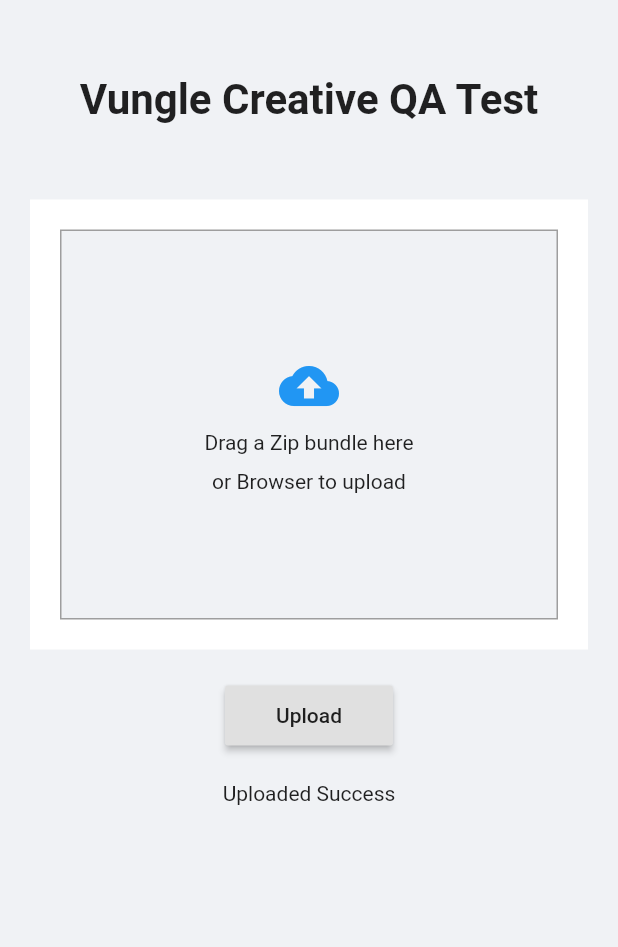
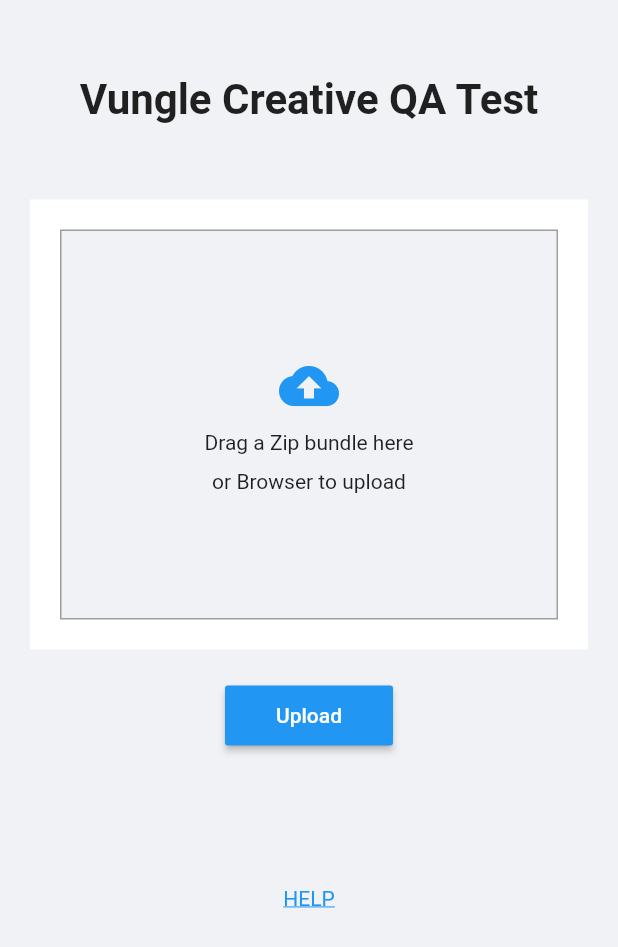
Before and after one commit to FrankZheng/endcard-upload-flutter, a Flutter app: the screen it shows after launch, after a tap on "Drag a Zip bundle here", on a phone screen of 412 x 824 dp. Shown: the top 947 px of the screen. Run offline on Flutter 3.47's test engine with Material 2 defaults, Android fonts, the light colour scheme and no system bars; our stand-ins replace auto_size_text, dio; missing offline and left inert: dart:html, dart:js; statements that could not run were skipped.

Commit message:
add more UI details

```diff
--- a/lib/drop_zone.dart
+++ b/lib/drop_zone.dart
@@ -1,3 +1,4 @@
+import 'package:auto_size_text/auto_size_text.dart';
 import 'package:endcard_upload_flutter/upload_model.dart';
 import 'package:flutter/foundation.dart';
 import 'package:flutter/material.dart';
@@ -27,8 +28,11 @@
 
     _uploadInput.onChange.listen((e) {
       debugPrint('on change');
-      // read file content as dataURL
-      final files = _uploadInput.files;
+      _onSelectFile(_uploadInput.files);
+    });
+  }
+
+  void _onSelectFile(List<File> files) {
     if (files.length == 1) {
       final file = files[0];
       //check the file extension, make sure it's a zip
@@ -37,56 +41,14 @@
       if (!Provider.of<UploadModel>(context).setUploadFile(file)) {
         //show alert
       }
-
-        // reader.onLoadEnd.listen((e) {
-        //   debugPrint('onLoadEnd');
-        //   var data = reader.result;
-        //   //debugPrint('${data.runtimeType}');
-        //   //need check the reader.result type
-        //   //if (data is String) {
-        //   _handleResult(file, data);
-        //   //}
-        // });
-        // //reader.readAsDataUrl(file);
-        // reader.readAsArrayBuffer(file);
     }
-    });
   }
-
-  // void _handleResult(File file, List<int> data) async {
-  //   debugPrint('handleResult, size:${data.length}');
-
-  //   var formData = FormData.fromMap({
-  //     'bundle': MultipartFile.fromBytes(data,
-  //         filename: file.name, contentType: MediaType.parse(file.type))
-  //   });
-  //   Dio dio = new Dio();
-  //   dio.options.baseUrl = baseUrl;
-  //   var uploadUrl = '/upload';
-  //   print('uploadUrl: $uploadUrl');
-  //   try {
-  //     var response = await dio.post(uploadUrl, data: formData);
-  //     print('response:${response.data}');
-  //   } catch (e) {
-  //     print('Failed to upload file, ${e.toString()}');
-  //   }
-  // }
 
   @override
   void initState() {
     document.body.onDragOver.listen(_onDragOver);
     document.body.onDrop.listen(_onDrop);
     document.body.onDragLeave.listen(_onDragLeave);
-    // Location location = document.window.location;
-    // if (!kReleaseMode) {
-    //   //for debug mode, we connect to a local mock server
-    //   baseUrl = 'http://${location.hostname}:8091';
-    //   print('base url: $baseUrl');
-    // } else {
-    //   //for release mode, the web files hosted on the same host with the backend api
-    //   baseUrl = 'http://${location.host}';
-    // }
-
     super.initState();
   }
 
@@ -105,15 +67,19 @@
           this._dropZoneDragOvered = false;
         });
       }
+    }
     e.stopPropagation();
     e.preventDefault();
-    }
   }
 
   void _onDrop(MouseEvent e) {
     debugPrint('_onDrop');
     Offset pos = Offset(e.layer.x.toDouble(), e.layer.y.toDouble());
-    _inDropZone(pos);
+    if (_inDropZone(pos)) {
+      debugPrint('drop in');
+      _dropZoneDragOvered = false;
+      _onSelectFile(e.dataTransfer.files);
+    }
     e.stopPropagation();
     e.preventDefault();
   }
@@ -136,8 +102,6 @@
 
   @override
   Widget build(BuildContext context) {
-    final model = Provider.of<UploadModel>(context);
-
     return Container(
       color: Colors.white,
       child: Container(
@@ -147,13 +111,33 @@
                 width: 1,
                 color: _dropZoneDragOvered ? Colors.blue : Colors.grey)),
         margin: EdgeInsets.all(20),
-        //color: Color(0xFFF0F2F5),
+        padding: EdgeInsets.all(10),
         child: GestureDetector(
             onTap: _onTapToUpload,
-          child: Column(
-            key: _dropZoneKey,
-            mainAxisAlignment: MainAxisAlignment.center,
+            child: Stack(
+              //fit: StackFit.expand,
+              alignment: AlignmentDirectional.center,
               children: <Widget>[
+                _StaticContent(),
+                Column(
+                  mainAxisAlignment: MainAxisAlignment.end,
+                  children: <Widget>[
+                    _FileBoxInfo(),
+                  ],
+                )
+              ],
+            )),
+      ),
+      height: 300,
+      width: 640,
+    );
+  }
+}
+
+class _StaticContent extends StatelessWidget {
+  @override
+  Widget build(BuildContext context) {
+    return Column(mainAxisSize: MainAxisSize.min, children: <Widget>[
       Icon(
         Icons.cloud_upload,
         size: 40,
@@ -163,13 +147,26 @@
       Text('Drag a Zip bundle here'),
       SizedBox(height: 10),
       Text('or Browser to upload'),
-              if (model.canUpload) Text(model.fileToUpload.name),
-            ],
-          ),
-        ),
-      ),
-      height: 300,
-      width: 640,
-    );
+    ]);
   }
 }
+
+class _FileBoxInfo extends StatefulWidget {
+  @override
+  __FileBoxInfoState createState() => __FileBoxInfoState();
+}
+
+class __FileBoxInfoState extends State<_FileBoxInfo> {
+  @override
+  Widget build(BuildContext context) {
+    final model = Provider.of<UploadModel>(context);
+    AutoSizeText text = AutoSizeText(
+        model.canUpload ? model.fileToUpload.name : '',
+        textAlign: TextAlign.center,
+        maxLines: 2,
+        overflow: TextOverflow.clip,
+        style: TextStyle(fontSize: 18, color: Colors.blue));
+
+    return text;
+  }
+}
--- a/lib/main.dart
+++ b/lib/main.dart
@@ -1,7 +1,11 @@
+import 'dart:html';
+
 import 'package:endcard_upload_flutter/upload_model.dart';
+import 'package:flutter/foundation.dart';
 import 'package:flutter/material.dart';
 import 'package:provider/provider.dart';
 import 'drop_zone.dart';
+import 'dart:js' as js;
 
 void main() => runApp(MyApp());
 
@@ -57,6 +61,10 @@
               height: 20,
             ),
             InfoBox(),
+            SizedBox(
+              height: 20,
+            ),
+            HelpButtonBox(),
           ],
         ),
       )),
@@ -93,11 +101,32 @@
 
   @override
   Widget build(BuildContext context) {
+    //Widget content;
+    // if (Provider.of<UploadModel>(context).uploadState ==
+    //     UploadState.uploading) {
+    //   content = SizedBox(
+    //     child: CircularProgressIndicator(
+    //       backgroundColor: Colors.white,
+    //     ),
+    //     width: 30,
+    //     height: 30,
+    //   );
+    // } else {
+    //   content = Text('Upload');
+    // }
+
     return RaisedButton(
+      color: Colors.blue,
+      textColor: Colors.white,
       child: Container(
         width: 80,
         height: 40,
-        child: Center(child: Text('Upload')),
+        child: Center(
+          child: Text(Provider.of<UploadModel>(context).uploadState ==
+                  UploadState.uploading
+              ? 'Uploading...'
+              : "Upload"),
+        ),
       ),
       onPressed: _onUploadPressed,
     );
@@ -112,8 +141,44 @@
 class _InfoBoxState extends State<InfoBox> {
   @override
   Widget build(BuildContext context) {
+    final model = Provider.of<UploadModel>(context);
+    if (model.uploadState == UploadState.uploaded ||
+        model.uploadState == UploadState.uploadFailed) {
+      bool failed = model.uploadState == UploadState.uploadFailed;
+      return Container(
+        //color: Colors.yellow,
+        height: 50,
+        child: Text(
+          model.uploadResultMessage,
+          style: TextStyle(
+              color: failed ? Colors.red : Colors.green, fontSize: 18),
+        ),
+      );
+    } else {
+      return Container(
+        height: 50,
+      );
+    }
+  }
+}
+
+class HelpButtonBox extends StatelessWidget {
+  @override
+  Widget build(BuildContext context) {
     return Container(
-      child: Text('Uploaded Success'),
+      child: GestureDetector(
+        onTap: () {
+          //document.window.location.href = "https://www.google.com";
+          js.context.callMethod("open", [
+            "https://bitbucket.org/vungle_creative_labs/vcl-templates/src/master/"
+          ]);
+        },
+        child: Text('HELP',
+            style: TextStyle(
+              color: Colors.blue,
+              decoration: TextDecoration.underline,
+            )),
+      ),
     );
   }
 }
--- a/lib/upload_model.dart
+++ b/lib/upload_model.dart
@@ -8,20 +8,26 @@
 
 const int DEBUG_PORT = 8091; //for local server
 
+enum UploadState { notReady, uploading, uploaded, uploadFailed }
+
 class UploadModel with ChangeNotifier {
   File _fileToUpload;
-  bool _uploading = false;
-  String uploadResultMessage;
+  UploadState _uploadState = UploadState.notReady;
+  String _uploadResultMessage;
   Dio dio;
 
   bool get canUpload => _fileToUpload != null;
 
   File get fileToUpload => _fileToUpload;
 
-  set uploading(bool value) {
-    _uploading = value;
+  set uploadState(UploadState state) {
+    _uploadState = state;
     notifyListeners();
   }
+
+  UploadState get uploadState => _uploadState;
+
+  String get uploadResultMessage => _uploadResultMessage;
 
   UploadModel() {
     dio = new Dio();
@@ -49,7 +55,7 @@
       Timer(Duration(milliseconds: 100),
           () => this._doUpload(_fileToUpload, reader));
     });
-    uploading = true;
+    uploadState = UploadState.uploading;
     reader.readAsArrayBuffer(_fileToUpload);
   }
 
@@ -61,12 +67,21 @@
     });
     try {
       var response = await dio.post('/upload', data: formData);
-      debugPrint(response.data.runtimeType.toString());
-      debugPrint('response:${response.data}');
-      uploading = false;
+      //debugPrint(response.data.runtimeType.toString());
+      //debugPrint('response:${response.data}');
+      int code = response.data['code'] ?? -1;
+      _uploadResultMessage = response.data['msg'] ?? 'Unknown Error';
+      //Timer(Duration(milliseconds: 2000), () {
+      if (code == 0) {
+        uploadState = UploadState.uploaded;
+      } else {
+        uploadState = UploadState.uploadFailed;
+      }
+      //});
     } catch (e) {
       print('Failed to upload file, ${e.toString()}');
-      uploading = false;
+      _uploadResultMessage = 'Failed to upload, ${e.toString()}';
+      uploadState = UploadState.uploadFailed;
     }
   }
 
--- a/pubspec.yaml
+++ b/pubspec.yaml
@@ -27,6 +27,7 @@
   # http: ^0.12.0+2
   dio: ^3.0.3
   provider: ^3.1.0+1
+  auto_size_text: ^2.1.0
 
 dev_dependencies:
   flutter_test:
```
Also changed, not shown: pubspec.lock, 1 other file. Lines whose indentation alone changed are shown as unchanged.
